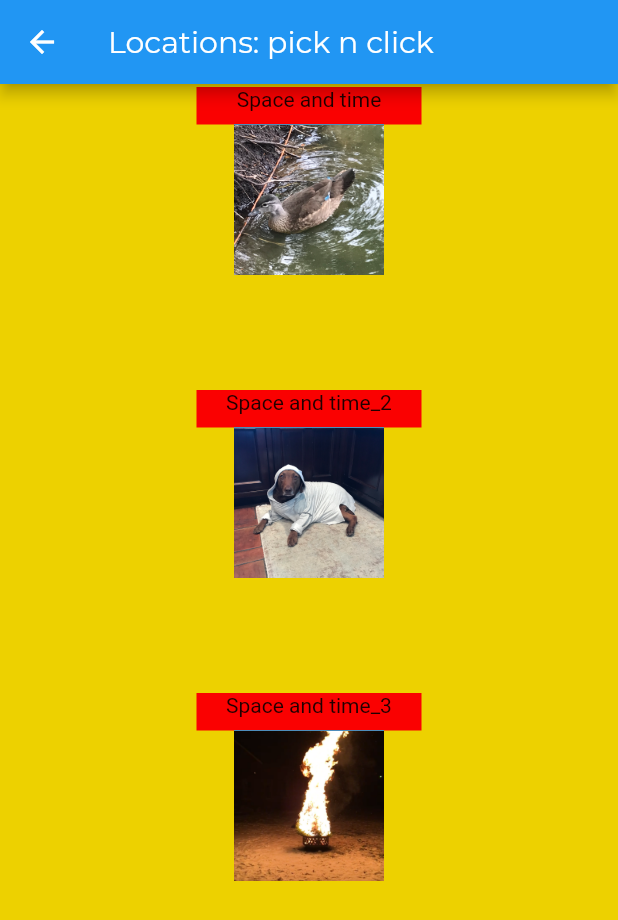
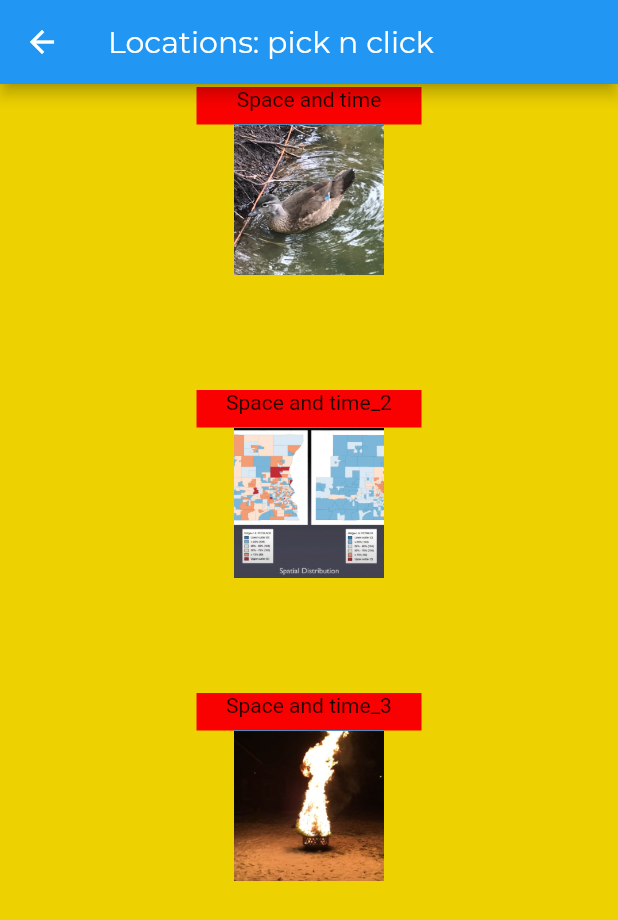
Before and after one commit to gramjos/tour_co, a Flutter app: the screen it shows after launch, after a tap on "go to item list", on a phone screen of 412 x 824 dp. Shown: the top 920 px of the screen. Run offline on Flutter 3.47's test engine with Material 2 defaults, Android fonts, the light colour scheme and no system bars.

Commit message:
getting situated

```diff
--- a/lib/app.dart
+++ b/lib/app.dart
@@ -46,8 +46,8 @@ class App extends StatelessWidget {
     return ThemeData(
       appBarTheme: const AppBarTheme(titleTextStyle: appBarTextStyle),
       textTheme: const TextTheme(
-        headline1: titleTextStyle,
-        bodyText1: body1TextStyle,
+        displayLarge: titleTextStyle,
+        bodyLarge: body1TextStyle,
       ),
     );
   }
--- a/lib/main.dart
+++ b/lib/main.dart
@@ -1,4 +1,4 @@
 // main.dart
 import 'package:flutter/material.dart';
 import 'app.dart';
-void main() => runApp(App());
+void main() => runApp(const App());
--- a/lib/models/location.dart
+++ b/lib/models/location.dart
@@ -22,7 +22,7 @@ class Location {
           2,
           'Space and time_2',
           'assets/images/Milwaukee_spatial_distribu.png',
-          'assets/images/pre_Milwaukee_spatial_distribu.jpeg', [
+          'assets/images/Milwaukee_spatial_distribu.png', [
         LocationFact('Summary',
             'While we could go on about the ethereal glow and seemingly endless heights of this bamboo grove on the outskirts of Kyoto, the sight\'s pleasures extend beyond the visual realm.'),
         LocationFact('How to Get There',
--- a/lib/screens/home/start_page.dart
+++ b/lib/screens/home/start_page.dart
@@ -1,6 +1,5 @@
 import 'package:flutter/material.dart';
 import 'package:scoped_model/scoped_model.dart';
-import 'package:tour_co/models/like_count.dart';
 import 'package:tour_co/scoped_models/scoped_like_count.dart';
 import 'package:tour_co/screens/home/dynamic_liking.dart';
 
--- a/lib/screens/location_detail/text_section.dart
+++ b/lib/screens/location_detail/text_section.dart
@@ -17,12 +17,12 @@ class TextSection extends StatelessWidget {
             padding: const EdgeInsets.fromLTRB(_hPad, 32.0, _hPad, 4.0),
             child: Text(
               _title,
-              style: Theme.of(context).textTheme.headline1,
+              style: Theme.of(context).textTheme.displayLarge,
             ),
           ),
           Container(
             padding: const EdgeInsets.fromLTRB(_hPad, 10.0, _hPad, _hPad),
-            child: Text(_body, style: Theme.of(context).textTheme.bodyText1),
+            child: Text(_body, style: Theme.of(context).textTheme.bodyLarge),
           ),
         ]);
   }
```
Also changed, not shown: assets/images/pre_Milwaukee_spatial_distribu.jpeg (deleted), pubspec.lock, 3 other files.
